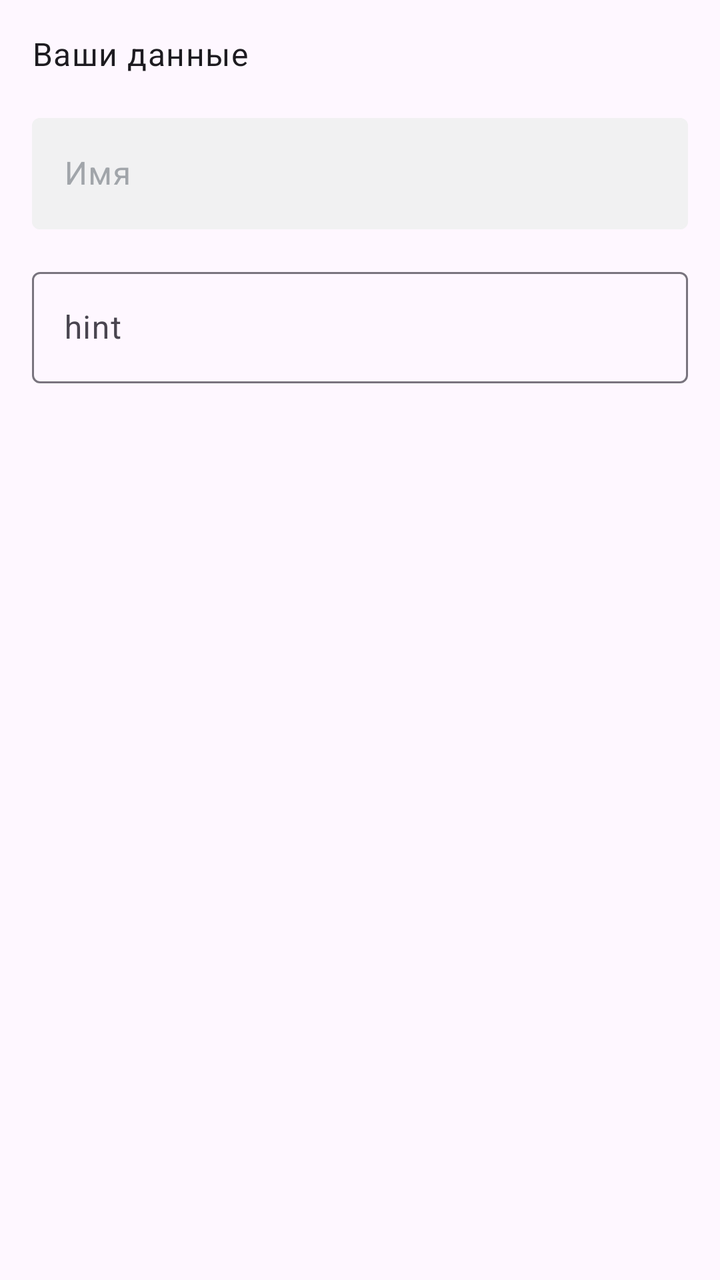
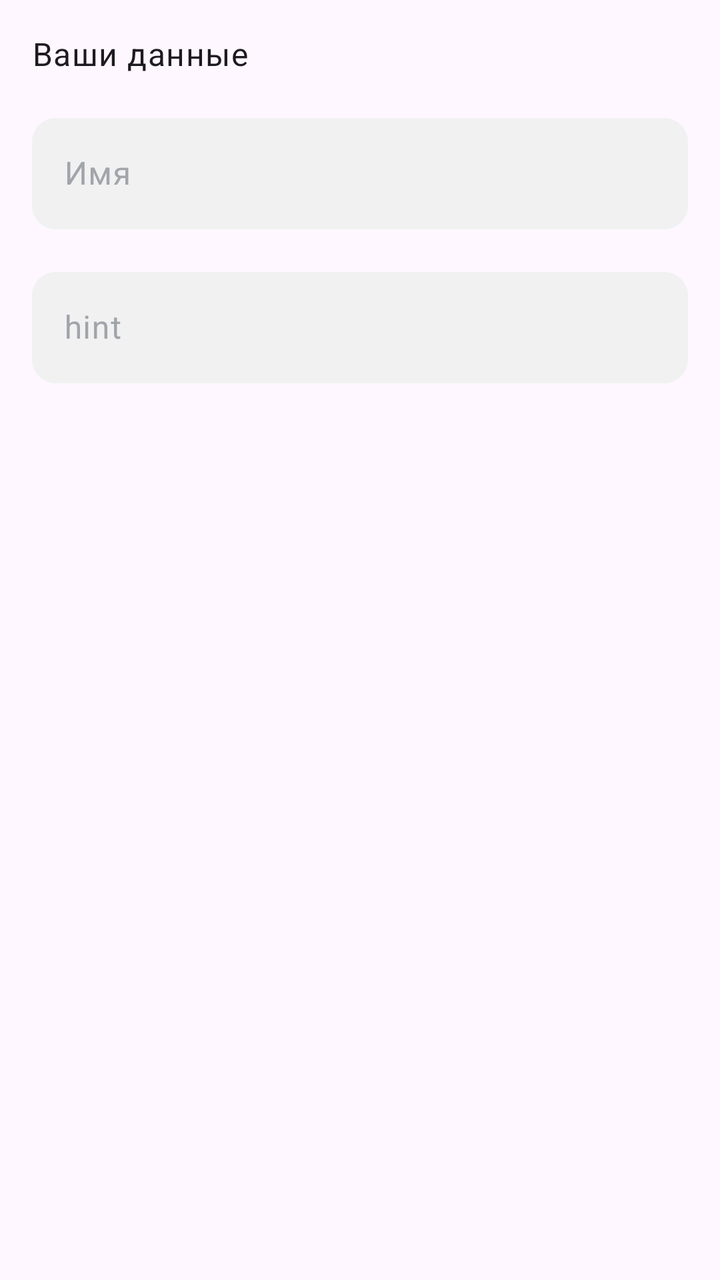

Screens rendered from an Android XML layout before and after an edit, with the pre-edit source and the edit as a unified diff.
<!-- AndroidManifest.xml: application theme Theme.KorotaevaHomework -->
<!-- res/layout/fragment_form.xml -->
<?xml version="1.0" encoding="utf-8"?>
<LinearLayout xmlns:android="http://schemas.android.com/apk/res/android"
    xmlns:app="http://schemas.android.com/apk/res-auto"
    xmlns:tools="http://schemas.android.com/tools"
    android:layout_width="match_parent"
    android:layout_height="match_parent"
    android:orientation="vertical"
    android:padding="16.dp"
    tools:context=".form.FormFragment">

    <TextView
        style="@style/TextAppearance.Material3.BodyLarge"
        android:layout_width="wrap_content"
        android:layout_height="wrap_content"
        android:text="@string/your_data" />

    <com.google.android.material.textfield.TextInputLayout
        android:id="@+id/fir_surname"
        android:layout_width="match_parent"
        android:layout_height="wrap_content"
        android:layout_marginVertical="16.dp"
        android:textColorHint="?attr/colorOnSecondary"
        app:boxBackgroundColor="@color/edit_text_bg_selector"
        app:boxBackgroundMode="outline"
        app:boxStrokeColor="@color/edit_text_stroke_selector"
        app:cursorColor="?attr/colorOnSurface"
        app:hintTextColor="?attr/colorOnBackground">

        <com.google.android.material.textfield.TextInputEditText
            android:id="@+id/ed_surname"
            android:layout_width="match_parent"
            android:layout_height="wrap_content"

            android:hint="@string/name" />
    </com.google.android.material.textfield.TextInputLayout>

    <com.google.android.material.textfield.TextInputLayout
        android:layout_width="match_parent"
        android:layout_height="match_parent">

        <com.google.android.material.textfield.TextInputEditText
            android:layout_width="match_parent"
            android:layout_height="wrap_content"
            android:hint="hint" />
    </com.google.android.material.textfield.TextInputLayout>


</LinearLayout>
<!-- resources referenced by this layout -->
<resources>
  <string name="name">Имя</string>
  <string name="your_data">Ваши данные</string>
  <style name="Theme.KorotaevaHomework" parent="Base.Theme.KorotaevaHomework" />
  <style name="Base.Theme.KorotaevaHomework" parent="Theme.Material3.DayNight.NoActionBar">
          <item name="myInputBackground">@color/bg_day_secondary</item>
          <item name="myBorderBackground">@color/border_day</item>
          <item name="colorOnSecondary">@color/font_day_disable</item>
          <item name="colorOnBackground">@color/font_day_secondary</item>
      </style>
  <color name="bg_day_secondary">#FFF1F1F2</color>
  <color name="border_day">#FF959698</color>
  <color name="font_day_disable">#FFA1A5AA</color>
  <color name="font_day_secondary">#FF73787F</color>
</resources>

<!-- the commit's change to res/layout/fragment_form.xml (unified diff, before → after) -->
@@ -16,27 +16,22 @@
 
     <com.google.android.material.textfield.TextInputLayout
         android:id="@+id/fir_surname"
+        style="@style/CustomTextInputLayout"
         android:layout_width="match_parent"
         android:layout_height="wrap_content"
-        android:layout_marginVertical="16.dp"
-        android:textColorHint="?attr/colorOnSecondary"
-        app:boxBackgroundColor="@color/edit_text_bg_selector"
-        app:boxBackgroundMode="outline"
-        app:boxStrokeColor="@color/edit_text_stroke_selector"
-        app:cursorColor="?attr/colorOnSurface"
-        app:hintTextColor="?attr/colorOnBackground">
+        android:layout_marginVertical="16.dp">
 
         <com.google.android.material.textfield.TextInputEditText
             android:id="@+id/ed_surname"
             android:layout_width="match_parent"
             android:layout_height="wrap_content"
-
             android:hint="@string/name" />
     </com.google.android.material.textfield.TextInputLayout>
 
     <com.google.android.material.textfield.TextInputLayout
+        style="@style/CustomTextInputLayout"
         android:layout_width="match_parent"
-        android:layout_height="match_parent">
+        android:layout_height="wrap_content">
 
         <com.google.android.material.textfield.TextInputEditText
             android:layout_width="match_parent"
<!-- resource entries referenced after the edit -->
@@ -2,7 +2,19 @@
 <resources>
   <string name="name">Имя</string>
   <string name="your_data">Ваши данные</string>
+  <style name="CustomTextInputLayout" parent="Widget.Material3.TextInputLayout.OutlinedBox">
+          <item name="shapeAppearanceOverlay">@style/RoundedTextInputLayout</item>
+          <item name="boxStrokeColor">@color/edit_text_stroke_selector</item>
+          <item name="hintTextColor">?attr/colorOnBackground</item>
+          <item name="cursorColor">?attr/colorOnSurface</item>
+          <item name="boxBackgroundColor">@color/edit_text_bg_selector</item>
+          <item name="android:textColorHint">?attr/colorOnSecondary</item>
+      </style>
   <style name="Theme.KorotaevaHomework" parent="Base.Theme.KorotaevaHomework" />
+  <style name="RoundedTextInputLayout" parent="">
+          <item name="cornerFamily">rounded</item>
+          <item name="cornerSize">12dp</item>
+      </style>
   <style name="Base.Theme.KorotaevaHomework" parent="Theme.Material3.DayNight.NoActionBar">
           <item name="myInputBackground">@color/bg_day_secondary</item>
           <item name="myBorderBackground">@color/border_day</item>
